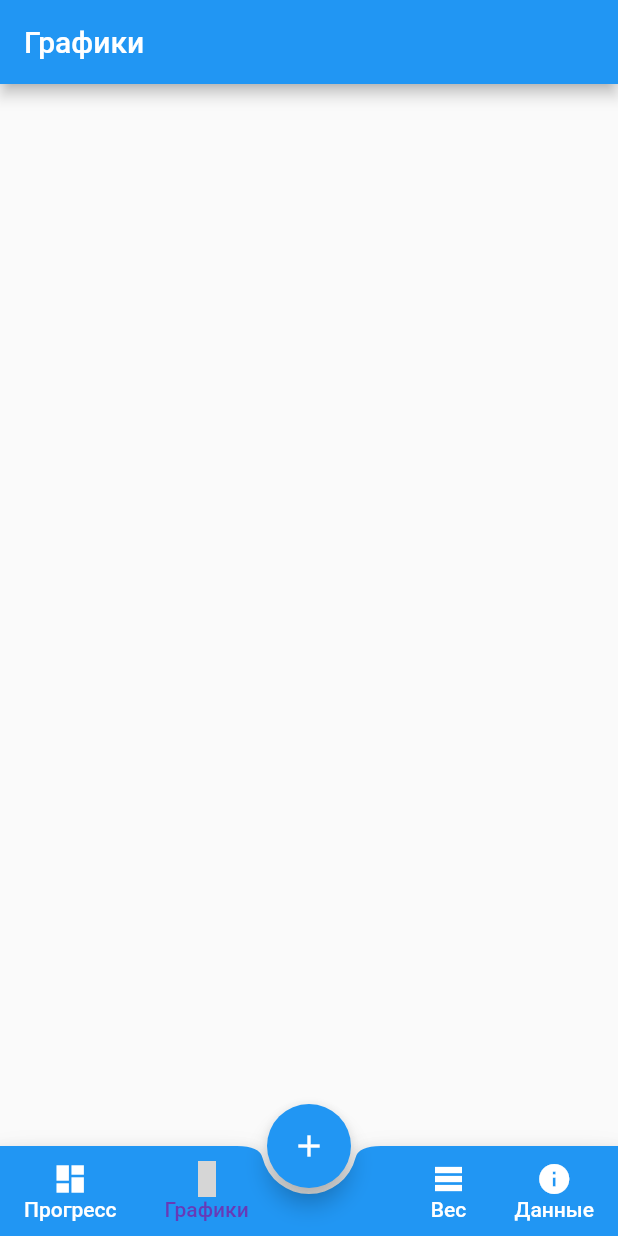
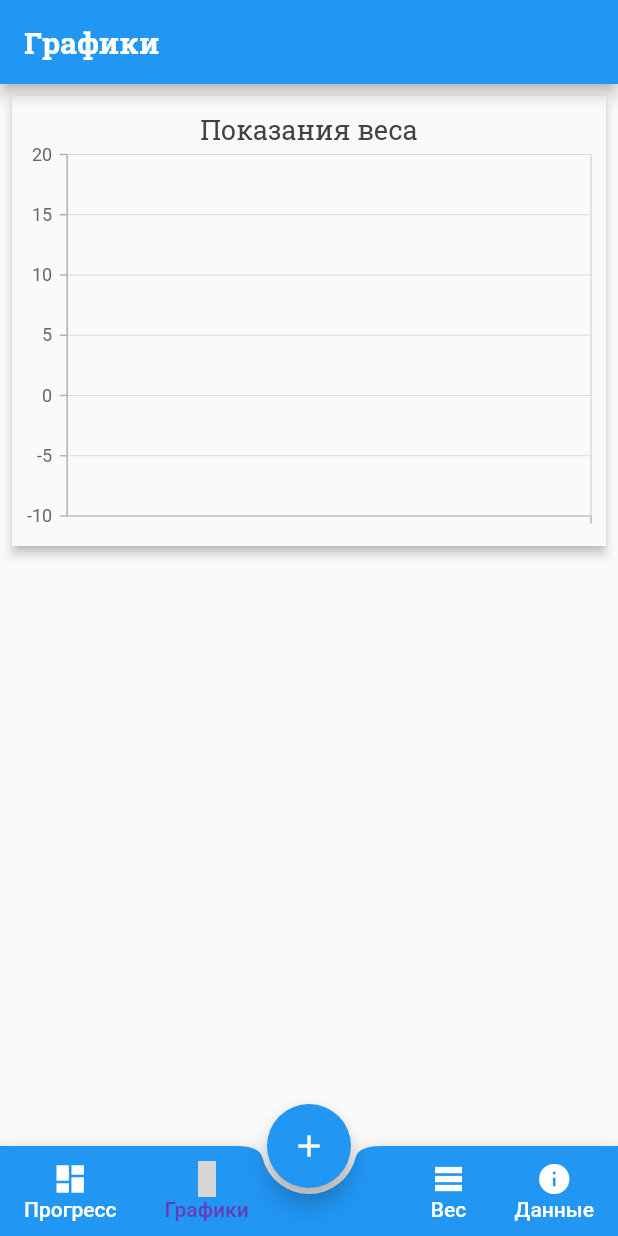
Before and after one commit to Graaggas/WeightControlWithGetX, a Flutter app: the HomePage screen opened directly, scrolled down 262 dp, after a tap on "Графики", on a phone screen of 412 x 824 dp. Run offline on Flutter 3.47's test engine with Material 2 defaults, Android fonts, the phone set to English and light mode, and no system bars; our stand-ins replace adaptive_dialog, auto_size_text, flutter_boxicons, get, google_fonts, hive and 3 more; accounts and stored records are empty; generated files the repository leaves out were written again; statements that could not run were skipped; grey boxes are pictures that could not be loaded.

Commit message:
Graphics done

```diff
--- /dev/null
+++ b/lib/misc/chart_data.dart
@@ -0,0 +1,5 @@
+class ChartWeights {
+  ChartWeights(this.date, this.value);
+  final String date;
+  final double value;
+}
--- /dev/null
+++ b/lib/misc/weight_chart.dart
@@ -0,0 +1,59 @@
+import 'package:flutter/material.dart';
+import 'package:get/get.dart';
+import 'package:google_fonts/google_fonts.dart';
+import 'package:weight_control/misc/chart_data.dart';
+import 'package:syncfusion_flutter_charts/charts.dart';
+
+class WeightChart extends StatelessWidget {
+  final double startWeight;
+  final double wantedWeight;
+  final List<ChartWeights> list;
+
+  const WeightChart({Key key, this.list, this.startWeight, this.wantedWeight}) : super(key: key);
+
+  @override
+  Widget build(BuildContext context) {
+    return Center(
+      child: Padding(
+        padding: const EdgeInsets.all(8.0),
+        child: Material(
+          elevation: 3,
+          child: Container(
+            child: SfCartesianChart(
+              // Initialize category axis
+              primaryXAxis: CategoryAxis(
+                rangePadding: ChartRangePadding.none,
+              ),
+              primaryYAxis: CategoryAxis(
+                minimum: wantedWeight-10,
+                maximum: startWeight+20,
+              ),
+              title: ChartTitle(
+                text: 'Показания веса',
+                textStyle: GoogleFonts.robotoSlab(
+                  // fontWeight: FontWeight.bold,
+                  fontSize: 18,
+                ),
+              ),
+              series: <LineSeries<ChartWeights, String>>[
+                LineSeries<ChartWeights, String>(
+                  // Bind data source
+                  dataSource: list,
+                  xValueMapper: (ChartWeights data, _) => data.date,
+                  yValueMapper: (ChartWeights data, _) => data.value,
+                  dataLabelSettings: DataLabelSettings(isVisible: true),
+                ),
+              ],
+            ),
+          ),
+        ),
+      ),
+    );
+  }
+}
+
+class SalesData {
+  SalesData(this.year, this.sales);
+  final String year;
+  final double sales;
+}
--- a/lib/model/weight/controllerDashboardInfo.dart
+++ b/lib/model/weight/controllerDashboardInfo.dart
@@ -1,4 +1,6 @@
 import 'package:get/get.dart';
+import 'package:weight_control/misc/chart_data.dart';
+import 'package:weight_control/misc/converters.dart';
 import 'package:weight_control/misc/logger.dart';
 import 'package:jiffy/jiffy.dart';
 import 'package:weight_control/services/database.dart';
@@ -6,6 +8,8 @@ import 'package:weight_control/services/database.dart';
 class ControllerDashboardInfo extends GetxController {
   final database = Database();
   var logger = Logger();
+
+  var chartWeights = <ChartWeights>[].obs;
 
   var averageWeightAllDays = 0.0.obs;
   var averageWeightSevenDays = 0.0.obs;
@@ -26,28 +30,63 @@ class ControllerDashboardInfo extends GetxController {
   var startWeight = 0.0.obs;
   var wantedWeight = 0.0.obs;
   var weightsList = [].obs;
-  var datesList = [].obs;
+  var datesOfWeightsList = [].obs;
 
   var previousWeight = 0.0.obs;
 
   var angleWeight = 0.0.obs;
-  var diff = 0.0;
+  var diffAngleWeight = 0.0;
   var anglePerKg = 0.0;
   var startWeightForCalculating = 0.0;
+
+  Future<List<ChartWeights>> getChartWeights() async {
+    List<double> weights = [];
+    List<String> dates = [];
+    List<ChartWeights> list = [];
+
+    weightsList.forEach((element) {
+      weights.add(element);
+    });
+
+    datesOfWeightsList.forEach((element) {
+      dates.add(convertFromDateTimeToString(element));
+    });
+
+    for (int i = 0; i < weightsList.length; i++) {
+      var chart = ChartWeights(dates[i], weights[i]);
+
+      print("==> add date: ${chart.date}");
+      print("==> add date: ${chart.value}");
+
+      list.add(chart);
+    }
+
+    return list;
+  }
+
+  Future<void> updateChartWeightObs() async {
+    chartWeights.clear();
+    var r = await getChartWeights();
+    r.forEach((element) {
+      chartWeights.add(element);
+    });
+
+    //
+  }
 
   Future<void> getMonthsAverage() async {
     double averageMonth = 0.0;
     double diff = 0.0;
 
-    var cuDay = datesList[datesList.length - 1];
+    var cuDay = datesOfWeightsList[datesOfWeightsList.length - 1];
     var currentDay = Jiffy(cuDay);
     logger.info("current day", currentDay.format("dd MMMM yyyy, hh:mm:ss"),
         StackTrace.current);
     var now = Jiffy(DateTime.now());
     var firstOfMonth = now.subtract(days: 31);
     List<double> list = [];
-    for (int i = 0; i < datesList.length; i++) {
-      var r = Jiffy(datesList[i]);
+    for (int i = 0; i < datesOfWeightsList.length; i++) {
+      var r = Jiffy(datesOfWeightsList[i]);
 
       print(r.format("dd MMMM yyyy, hh:mm:ss"));
       if (r.isBetween(firstOfMonth, currentDay.add(days: 1))) {
@@ -75,15 +114,15 @@ class ControllerDashboardInfo extends GetxController {
     double diff = 0.0;
     print("~~aver start = $average7days");
 
-    var cuDay = datesList[datesList.length - 1];
+    var cuDay = datesOfWeightsList[datesOfWeightsList.length - 1];
     var currentDay = Jiffy(cuDay);
     logger.info("current day", currentDay.format("dd MMMM yyyy, hh:mm:ss"),
         StackTrace.current);
     var now = Jiffy(DateTime.now());
     var firstOfFourteenDay = now.subtract(days: 14);
     List<double> list = [];
-    for (int i = 0; i < datesList.length; i++) {
-      var r = Jiffy(datesList[i]);
+    for (int i = 0; i < datesOfWeightsList.length; i++) {
+      var r = Jiffy(datesOfWeightsList[i]);
 
       print(r.format("dd MMMM yyyy, hh:mm:ss"));
       if (r.isBetween(firstOfFourteenDay, currentDay.add(days: 1))) {
@@ -111,7 +150,7 @@ class ControllerDashboardInfo extends GetxController {
     double average = 0.0;
     double diff = 0.0;
 
-    var cuDay = datesList[datesList.length - 1];
+    var cuDay = datesOfWeightsList[datesOfWeightsList.length - 1];
 
     var currentDay = Jiffy(cuDay);
     logger.info("current day", currentDay.format("dd MMMM yyyy, hh:mm:ss"),
@@ -132,8 +171,8 @@ class ControllerDashboardInfo extends GetxController {
     // });
 
     List<double> list = [];
-    for (int i = 0; i < datesList.length; i++) {
-      var r = Jiffy(datesList[i]);
+    for (int i = 0; i < datesOfWeightsList.length; i++) {
+      var r = Jiffy(datesOfWeightsList[i]);
 
       print(r.format("dd MMMM yyyy, hh:mm:ss"));
       if (r.isBetween(firstOfSevenDay, currentDay.add(days: 1))) {
@@ -224,7 +263,7 @@ class ControllerDashboardInfo extends GetxController {
         weightsList.addAll(weights);
 
         List<DateTime> dates = await database.getDatesList();
-        datesList.addAll(dates);
+        datesOfWeightsList.addAll(dates);
 
         itemCounter.value = weightsList.length;
       } else {
@@ -238,6 +277,7 @@ class ControllerDashboardInfo extends GetxController {
       await getSevenDaysAverage();
       await getFourteenDaysAverage();
       await getMonthsAverage();
+      await updateChartWeightObs();
       update();
 
       //TEST
@@ -267,12 +307,12 @@ class ControllerDashboardInfo extends GetxController {
     }
     print(
         "updateAngleWeight//\tstartWeightForCalculating = $startWeightForCalculating");
-    diff = startWeightForCalculating - currentWeight.value;
+    diffAngleWeight = startWeightForCalculating - currentWeight.value;
 
-    print("updateAngleWeight//\tdiff = $diff");
+    print("updateAngleWeight//\tdiff = $diffAngleWeight");
     print("updateAngleWeight//\tanglePerKg = $anglePerKg");
 
-    angleWeight.value = diff.abs() * anglePerKg;
+    angleWeight.value = diffAngleWeight.abs() * anglePerKg;
 
     print("updateAngleWeight//\tangleWeight = ${angleWeight.value}");
 
@@ -308,6 +348,7 @@ class ControllerDashboardInfo extends GetxController {
     await getSevenDaysAverage();
     await getFourteenDaysAverage();
     await getMonthsAverage();
+    await updateChartWeightObs();
 
     update();
   }
@@ -354,7 +395,7 @@ class ControllerDashboardInfo extends GetxController {
     List<DateTime> r = await database.getDatesList();
     //datesList.clear();
     //datesList.addAll(r);
-    datesList.assignAll(r);
+    datesOfWeightsList.assignAll(r);
     update();
   }
 
--- a/lib/screens/home_page.dart
+++ b/lib/screens/home_page.dart
@@ -5,7 +5,7 @@ import 'package:get/get.dart';
 import 'package:line_awesome_flutter/line_awesome_flutter.dart';
 import 'package:weight_control/model/weight/controllerDashboardInfo.dart';
 import 'package:weight_control/screens/tabs/addingPage/adding-values.dart';
-import 'package:weight_control/screens/tabs/dashboard/dashboard-page.dart';
+import 'file:///C:/FlutterProjects/fromAndroidStudio/weight_control/lib/screens/tabs/dashboard-page.dart';
 import 'package:weight_control/screens/tabs/graphics-page.dart';
 
 import 'package:weight_control/screens/tabs/info-page.dart';
--- a/lib/screens/tabs/graphics-page.dart
+++ b/lib/screens/tabs/graphics-page.dart
@@ -1,11 +1,37 @@
 import 'package:flutter/material.dart';
+import 'package:get/get.dart';
+import 'package:google_fonts/google_fonts.dart';
+import 'package:weight_control/misc/weight_chart.dart';
+import 'package:weight_control/model/weight/controllerDashboardInfo.dart';
 
 class GraphicsPage extends StatelessWidget {
+  final ControllerDashboardInfo controllerDashboardInfo = Get.find();
+
   @override
   Widget build(BuildContext context) {
     return Scaffold(
       appBar: AppBar(
-        title: Text("Графики"),
+        title: Text(
+          "Графики",
+          style: GoogleFonts.robotoSlab(
+            // fontWeight: FontWeight.bold,
+            fontSize: 20,
+            fontWeight: FontWeight.bold,
+          ),
+        ),
+      ),
+      body: SingleChildScrollView(
+        child: Column(
+          children: [
+            Container(
+              child: WeightChart(
+                list: controllerDashboardInfo.chartWeights,
+                startWeight: controllerDashboardInfo.startWeight.value,
+                wantedWeight: controllerDashboardInfo.wantedWeight.value,
+              ),
+            ),
+          ],
+        ),
       ),
     );
   }
--- a/lib/screens/values-page/values-page.dart
+++ b/lib/screens/values-page/values-page.dart
@@ -35,7 +35,7 @@ class ValuesWeightsPage extends StatelessWidget {
                   itemBuilder: (context, index) {
                     return WeightCard(
                       weight: controller.weightsList[index],
-                      dateTime: controller.datesList[index],
+                      dateTime: controller.datesOfWeightsList[index],
                       index: index,
                     );
                   }),
--- a/lib/screens/values-page/weight-card.dart
+++ b/lib/screens/values-page/weight-card.dart
@@ -60,7 +60,7 @@ class WeightCard extends StatelessWidget {
                                   ),
                                 ),
                                 Text(
-                                  "${convertFromDateTimeToString(controllerDashboardInfo.datesList[index])}",
+                                  "${convertFromDateTimeToString(controllerDashboardInfo.datesOfWeightsList[index])}",
                                   style: GoogleFonts.robotoSlab(
                                     // fontWeight: FontWeight.bold,
                                     fontSize: 12,
--- a/pubspec.yaml
+++ b/pubspec.yaml
@@ -24,7 +24,7 @@ dependencies:
   flutter:
     sdk: flutter
   #  flutter_circular_chart: ^0.1.0
-  syncfusion_flutter_gauges: ^18.4.44
+  syncfusion_flutter_gauges: ^18.4.48
   line_awesome_flutter: ^1.0.1
   auto_size_text: ^2.1.0
   # mobx: ^1.2.1+4
@@ -39,7 +39,7 @@ dependencies:
   intl: ^0.17.0
   adaptive_dialog: ^0.10.0+5
   google_fonts: ^2.0.0
-
+  syncfusion_flutter_charts: ^18.4.48
   # The following adds the Cupertino Icons font to your application.
   # Use with the CupertinoIcons class for iOS style icons.
   cupertino_icons: ^1.0.0
```
Also changed, not shown: lib/screens/tabs/dashboard-page.dart (renamed from lib/screens/tabs/dashboard/dashboard-page.dart).
